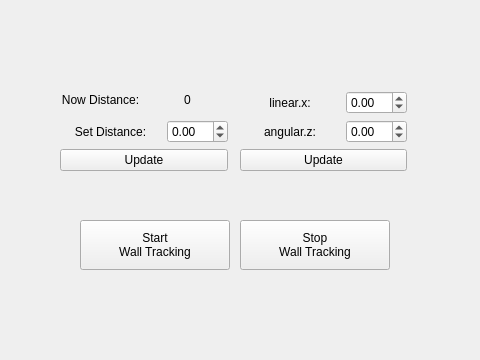
Before: the Qt Designer form DAY_5/HW_001/qt_turtlebot3_wall_tracking/ui/mainwindow.ui in kinesis19/ROBIT_ROS2_HW, drawn with Qt 5.
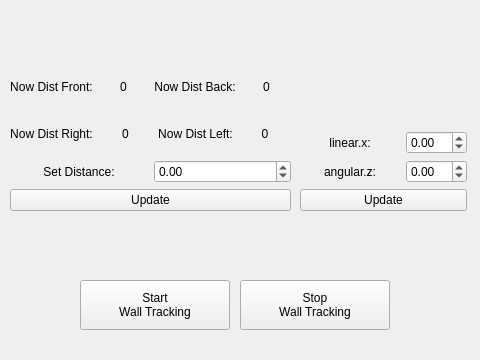
After: the same form once the commit is applied. Icons and pictures are not drawn.

Diff of the .ui file:
```diff
--- a/DAY_5/HW_001/qt_turtlebot3_wall_tracking/ui/mainwindow.ui
+++ b/DAY_5/HW_001/qt_turtlebot3_wall_tracking/ui/mainwindow.ui
@@ -36,13 +36,13 @@
    <widget class="QWidget" name="verticalLayoutWidget">
     <property name="geometry">
      <rect>
-      <x>60</x>
-      <y>50</y>
-      <width>168</width>
-      <height>121</height>
+      <x>10</x>
+      <y>20</y>
+      <width>281</width>
+      <height>191</height>
      </rect>
     </property>
-    <layout class="QVBoxLayout" name="verticalLayout" stretch="1,1,1,1">
+    <layout class="QVBoxLayout" name="verticalLayout" stretch="1,1,1,1,1">
      <item>
       <widget class="QLabel" name="label_4">
        <property name="text">
@@ -54,11 +54,55 @@
       </widget>
      </item>
      <item>
-      <layout class="QHBoxLayout" name="horizontalLayout_2" stretch="1,1">
+      <layout class="QHBoxLayout" name="horizontalLayout_5" stretch="1,1,1,1">
+       <item>
+        <widget class="QLabel" name="label_7">
+         <property name="text">
+          <string>Now Dist Front:</string>
+         </property>
+         <property name="alignment">
+          <set>Qt::AlignmentFlag::AlignCenter</set>
+         </property>
+        </widget>
+       </item>
+       <item>
+        <widget class="QLabel" name="labelDistFrontNow">
+         <property name="text">
+          <string>0</string>
+         </property>
+         <property name="alignment">
+          <set>Qt::AlignmentFlag::AlignCenter</set>
+         </property>
+        </widget>
+       </item>
+       <item>
+        <widget class="QLabel" name="label_11">
+         <property name="text">
+          <string>Now Dist Back:</string>
+         </property>
+         <property name="alignment">
+          <set>Qt::AlignmentFlag::AlignCenter</set>
+         </property>
+        </widget>
+       </item>
+       <item>
+        <widget class="QLabel" name="labelDistBackNow">
+         <property name="text">
+          <string>0</string>
+         </property>
+         <property name="alignment">
+          <set>Qt::AlignmentFlag::AlignCenter</set>
+         </property>
+        </widget>
+       </item>
+      </layout>
+     </item>
+     <item>
+      <layout class="QHBoxLayout" name="horizontalLayout_2" stretch="1,1,1,1">
        <item>
         <widget class="QLabel" name="label_2">
          <property name="text">
-          <string>Now Distance:</string>
+          <string>Now Dist Right:</string>
          </property>
          <property name="alignment">
           <set>Qt::AlignmentFlag::AlignCenter</set>
@@ -66,7 +110,27 @@
         </widget>
        </item>
        <item>
-        <widget class="QLabel" name="labelDistNow">
+        <widget class="QLabel" name="labelDistRightNow">
+         <property name="text">
+          <string>0</string>
+         </property>
+         <property name="alignment">
+          <set>Qt::AlignmentFlag::AlignCenter</set>
+         </property>
+        </widget>
+       </item>
+       <item>
+        <widget class="QLabel" name="label_3">
+         <property name="text">
+          <string>Now Dist Left:</string>
+         </property>
+         <property name="alignment">
+          <set>Qt::AlignmentFlag::AlignCenter</set>
+         </property>
+        </widget>
+       </item>
+       <item>
+        <widget class="QLabel" name="labelDistLeftNow">
          <property name="text">
           <string>0</string>
          </property>
@@ -78,7 +142,7 @@
       </layout>
      </item>
      <item>
-      <layout class="QHBoxLayout" name="horizontalLayout" stretch="1,0">
+      <layout class="QHBoxLayout" name="horizontalLayout" stretch="1,1">
        <item>
         <widget class="QLabel" name="label">
          <property name="text">
@@ -110,10 +174,10 @@
    <widget class="QWidget" name="verticalLayoutWidget_2">
     <property name="geometry">
      <rect>
-      <x>240</x>
-      <y>50</y>
+      <x>300</x>
+      <y>20</y>
       <width>167</width>
-      <height>121</height>
+      <height>191</height>
      </rect>
     </property>
     <layout class="QVBoxLayout" name="verticalLayout_2" stretch="1,1,1,1">
@@ -194,7 +258,7 @@
     <property name="geometry">
      <rect>
       <x>80</x>
-      <y>220</y>
+      <y>280</y>
       <width>150</width>
       <height>50</height>
      </rect>
@@ -208,7 +272,7 @@
     <property name="geometry">
      <rect>
       <x>240</x>
-      <y>220</y>
+      <y>280</y>
       <width>150</width>
       <height>50</height>
      </rect>
```
